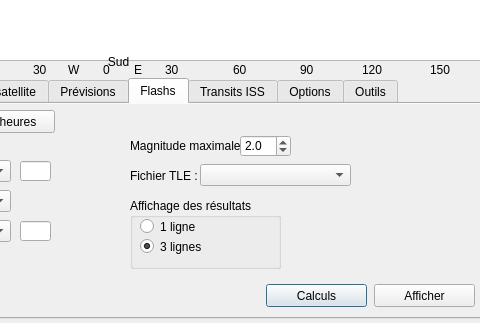
Before: the Qt Designer form previsat.ui in mconsidine/previsat_archive, drawn with Qt 5; both pictures show x 302 to 782 and y 367 to 690 of the 1068 by 690 pixel window.
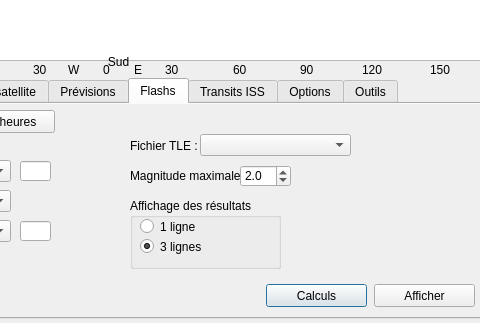
After: the same form once the commit is applied. The open tabs and pages were chosen to show the change. Icons and pictures are not drawn.

Commit message: Ajout de la fenetre Informations

What changed in the file:
```diff
--- a/previsat.ui
+++ b/previsat.ui
@@ -9077,7 +9077,7 @@
             <property name="geometry">
              <rect>
               <x>490</x>
-              <y>60</y>
+              <y>30</y>
               <width>151</width>
               <height>22</height>
              </rect>
@@ -9310,7 +9310,7 @@
             <property name="geometry">
              <rect>
               <x>420</x>
-              <y>34</y>
+              <y>64</y>
               <width>111</width>
               <height>16</height>
              </rect>
@@ -9358,7 +9358,7 @@
             <property name="geometry">
              <rect>
               <x>530</x>
-              <y>31</y>
+              <y>61</y>
               <width>51</width>
               <height>22</height>
              </rect>
@@ -9402,7 +9402,7 @@
             <property name="geometry">
              <rect>
               <x>420</x>
-              <y>64</y>
+              <y>34</y>
               <width>71</width>
               <height>16</height>
              </rect>
```
Left out of the diff: 13 changed lines with no effect on the pictures. The commit also changes 7 other files.
